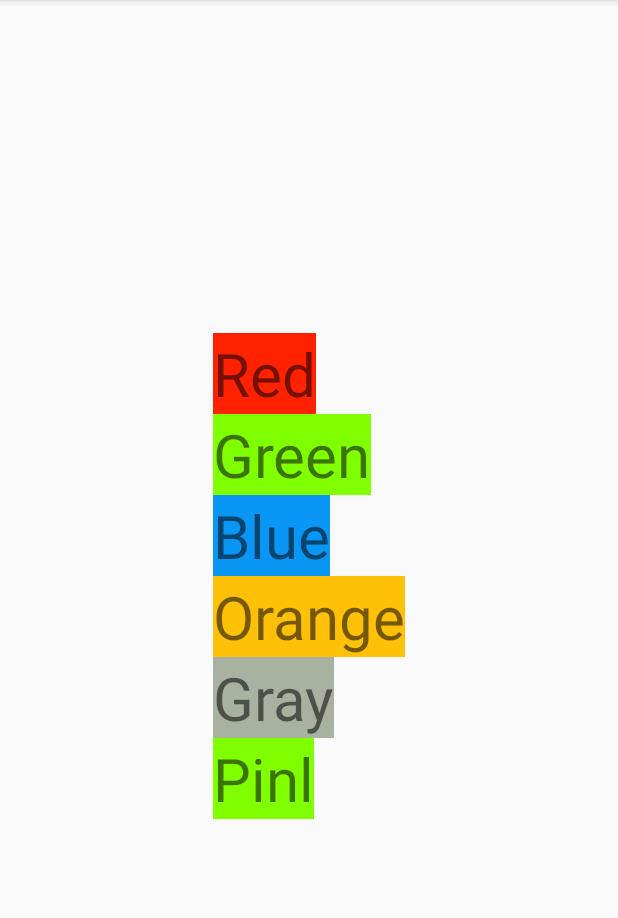
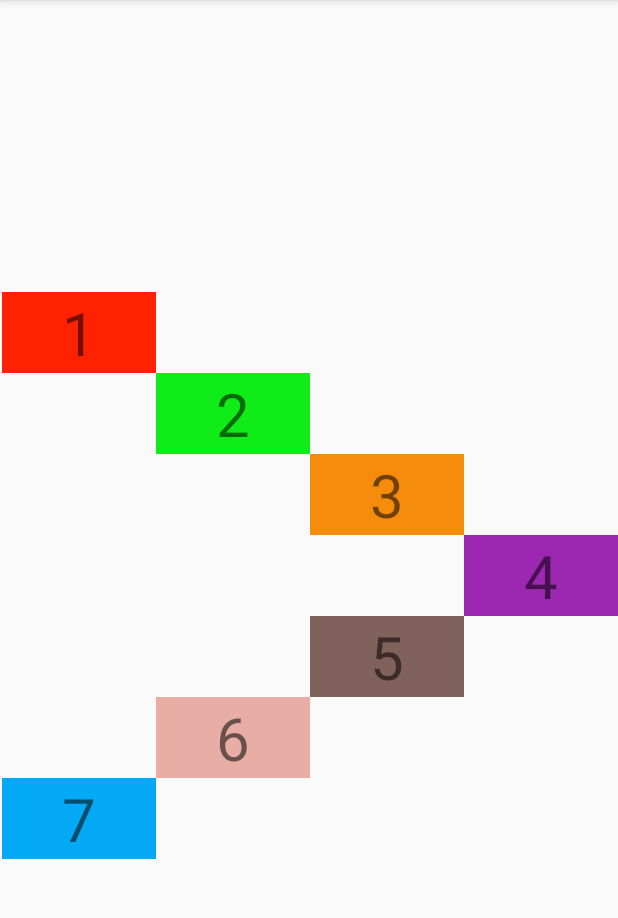
Before and after one commit to tanphat171/RelativeLayout02062020, an Android app: the screen it shows after launch (MainActivity), on a phone screen of 412 x 824 dp, the part 84-1002 px from its top. Run offline under Robolectric (Android 15) with nearby library versions, the phone set to English and light mode, and no system bars.

Commit message:
Bai tap2

```diff
--- a/app/src/main/res/layout/activity_main.xml
+++ b/app/src/main/res/layout/activity_main.xml
@@ -4,58 +4,79 @@
     xmlns:tools="http://schemas.android.com/tools"
     android:layout_width="match_parent"
     android:layout_height="match_parent"
-    android:gravity="center"
     tools:context=".MainActivity">
 
     <TextView
-        android:id="@+id/textred"
-        android:text="Red"
+        android:id="@+id/text4"
+        android:paddingHorizontal="40dp"
+        android:layout_centerInParent="true"
+        android:layout_alignParentEnd="true"
+        android:text="4"
+        android:background="#9C27B0"
+        android:textSize="40dp"
+        android:layout_width="wrap_content"
+        android:layout_height="wrap_content"/>
+    <TextView
+        android:id="@+id/text3"
+        android:layout_toStartOf="@id/text4"
+        android:layout_above="@id/text4"
+        android:paddingHorizontal="40dp"
+        android:text="3"
+        android:background="#F68C0B"
+        android:textSize="40dp"
+        android:layout_width="wrap_content"
+        android:layout_height="wrap_content"/>
+    <TextView
+        android:id="@+id/text2"
+        android:layout_toStartOf="@id/text3"
+        android:layout_above="@id/text3"
+        android:paddingHorizontal="40dp"
+        android:text="2"
+        android:background="#0FEC18"
+        android:textSize="40dp"
+        android:layout_width="wrap_content"
+        android:layout_height="wrap_content"/>
+    <TextView
+        android:id="@+id/text1"
+        android:layout_toStartOf="@id/text2"
+        android:layout_above="@id/text2"
+        android:paddingHorizontal="40dp"
+        android:text="1"
         android:background="#f20"
         android:textSize="40dp"
         android:layout_width="wrap_content"
         android:layout_height="wrap_content"/>
     <TextView
-        android:id="@+id/textgreend"
-        android:layout_below="@id/textred"
-        android:text="Green"
-        android:background="#80FF00"
+        android:id="@+id/text5"
+        android:layout_toStartOf="@id/text4"
+        android:layout_below="@id/text4"
+        android:paddingHorizontal="40dp"
+        android:text="5"
+        android:background="#80615C"
         android:textSize="40dp"
         android:layout_width="wrap_content"
         android:layout_height="wrap_content"/>
     <TextView
-        android:id="@+id/textblue"
-        android:layout_below="@id/textgreend"
-        android:text="Blue"
-        android:background="#0996F4"
+        android:id="@+id/text6"
+        android:layout_toStartOf="@id/text5"
+        android:layout_below="@id/text5"
+        android:paddingHorizontal="40dp"
+        android:text="6"
+        android:background="#E8AEA5"
         android:textSize="40dp"
         android:layout_width="wrap_content"
         android:layout_height="wrap_content"/>
     <TextView
-        android:id="@+id/textorange"
-        android:layout_below="@id/textblue"
-        android:text="Orange"
-        android:background="#FFC107"
-        android:textSize="40dp"
-        android:layout_width="wrap_content"
-        android:layout_height="wrap_content"/>
-    <TextView
-        android:id="@+id/textgray"
-        android:layout_below="@id/textorange"
-        android:text="Gray"
-        android:background="#A9B1A0"
-        android:textSize="40dp"
-        android:layout_width="wrap_content"
-        android:layout_height="wrap_content"/>
-    <TextView
-        android:id="@+id/textpink"
-        android:layout_below="@id/textgray"
-        android:text="Pinl"
-        android:background="#80FF00"
+        android:id="@+id/text7"
+        android:layout_toStartOf="@id/text6"
+        android:layout_below="@id/text6"
+        android:paddingHorizontal="40dp"
+        android:text="7"
+        android:background="#03A9F4"
         android:textSize="40dp"
         android:layout_width="wrap_content"
         android:layout_height="wrap_content"/>
 
 
 
-
 </RelativeLayout>
```
